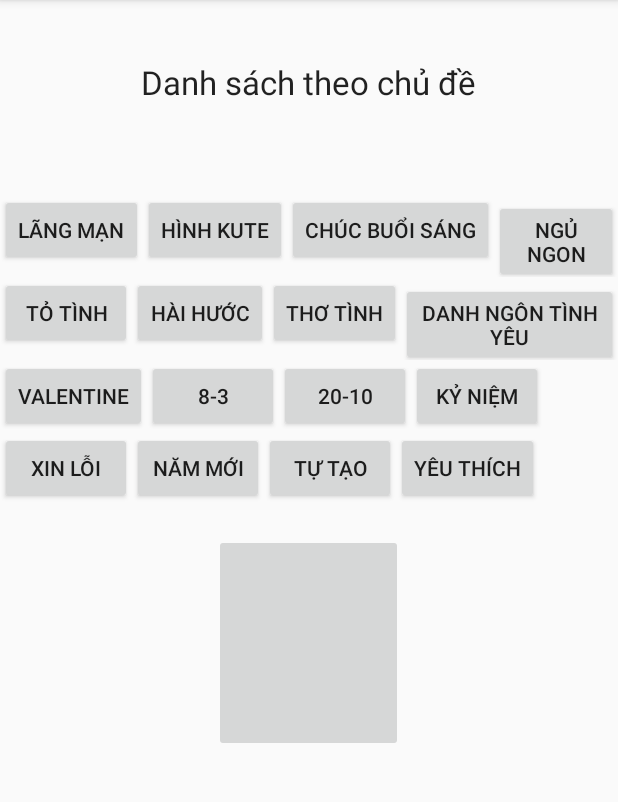
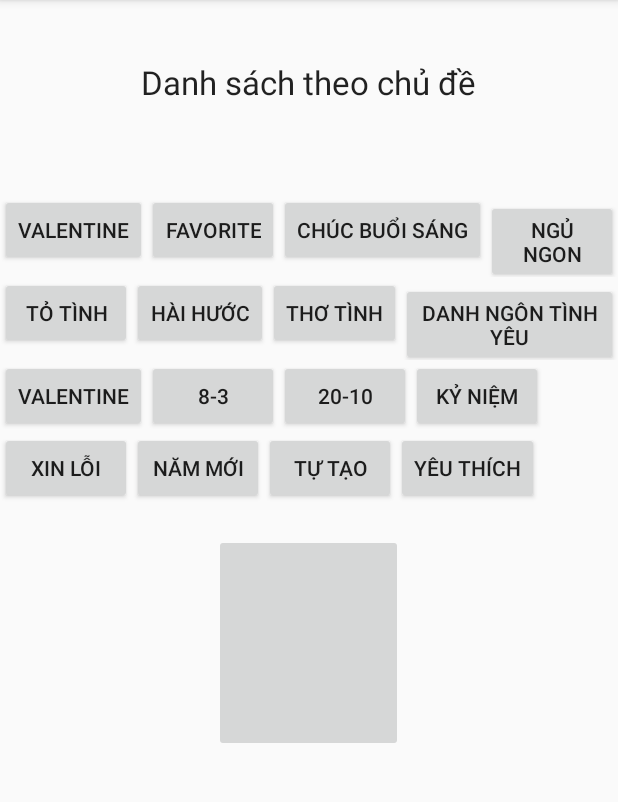
Before and after one commit to DuongThuyUIT/SMSKute, an Android app: the ListTopic screen opened directly, with no data from a screen before it, on a phone screen of 412 x 824 dp, the part 84-886 px from its top. Run offline under Robolectric (Android 15) with nearby library versions, the phone set to English and light mode, and no system bars.

Commit message:
Commit_Favorite

```diff
--- a/app/src/main/java/com/duongtran/smskute/ListTopic.java
+++ b/app/src/main/java/com/duongtran/smskute/ListTopic.java
@@ -9,15 +9,19 @@ import android.widget.ImageButton;
 
 public class ListTopic extends AppCompatActivity {
 
-    Button btnRomantic  = null;
+    Button btnValentine  = null;
+    Button btnFavorite  = null;
 
     @Override
     protected void onCreate(Bundle savedInstanceState) {
         super.onCreate(savedInstanceState);
         setContentView(R.layout.activity_list_topic);
 
-        btnRomantic=(Button) findViewById(R.id.btn_romantic);
-        btnRomantic.setOnClickListener(new eventTopic());
+        btnValentine=(Button) findViewById(R.id.btn_Valentine);
+        btnValentine.setOnClickListener(new eventTopic());
+
+        btnFavorite=(Button) findViewById(R.id.btn_Favorite);
+        btnFavorite.setOnClickListener(new eventTopic());
     }
 
     private class eventTopic implements View.OnClickListener
@@ -25,17 +29,24 @@ public class ListTopic extends AppCompatActivity {
 
         @Override
         public void onClick(View v) {
+            Intent myIntent=new Intent(ListTopic.this, DetailSMS.class);
+            Bundle bundle=new Bundle();
             // TODO Auto-generated method stub
-            if(v.getId()==R.id.btn_romantic)
+            if(v.getId()==R.id.btn_Valentine)
             {
-                Intent myIntent=new Intent(ListTopic.this, DetailSMS.class);
+                String topic = "VLT";
+                bundle.putString("topic", topic);
+                myIntent.putExtra("MyTopic", bundle);
                 startActivity(myIntent);
             }
-//            else if(v.getId()==R.id.buttonShowAuthorList)
-//            {
-//                showAuthorList1();
-//            }
-//
+            else if(v.getId()==R.id.btn_Favorite)
+            {
+                String topic = "Favorite";
+                bundle.putString("topic", topic);
+                myIntent.putExtra("MyTopic", bundle);
+                startActivity(myIntent);
+            }
+
 //            else if(v.getId()==R.id.buttonInsertBook)
 //            {
 //                Intent intent=new Intent(MainActivity.this, InsertBookActivity.class);
--- a/app/src/main/res/layout/activity_list_topic.xml
+++ b/app/src/main/res/layout/activity_list_topic.xml
@@ -28,13 +28,13 @@
             <Button
                 android:layout_width="wrap_content"
                 android:layout_height="wrap_content"
-                android:text="Lãng mạn"
-                android:id="@+id/btn_romantic"/>
+                android:text="Valentine"
+                android:id="@+id/btn_Valentine"/>
             <Button
                 android:layout_width="wrap_content"
                 android:layout_height="wrap_content"
-                android:text="Hình Kute"
-                android:id="@+id/btn_imgkute"/>
+                android:text="Favorite"
+                android:id="@+id/btn_Favorite"/>
             <Button
                 android:layout_width="wrap_content"
                 android:layout_height="wrap_content"
```
Also changed, not shown: app/src/main/java/com/duongtran/smskute/DetailSMS.java (+23 -7 lines), app/src/main/java/com/duongtran/smskute/MyDatabaseHelper.java (+35 -6 lines).
